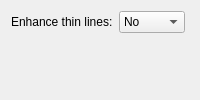
This is generators/poppler/conf/pdfsettingswidget.ui in KDE/okular as Qt 5 draws it before an edit. The edited form follows.
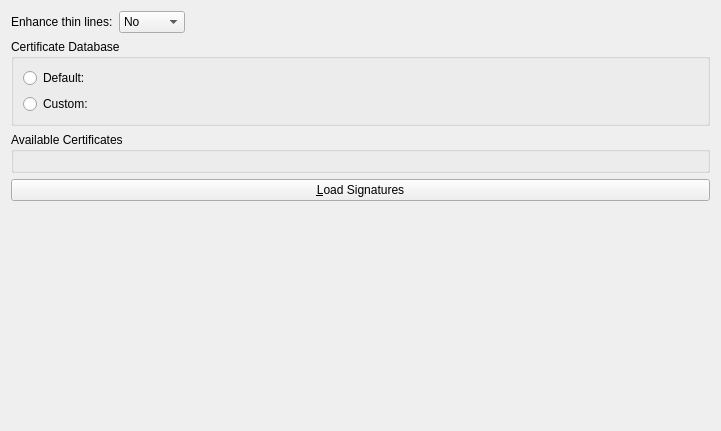
This is the edited form. Custom widgets are drawn as their Qt base class.

Commit message: PDF: Merge the certs settings page to the regular pdf settings page

Diff of the .ui file:
```diff
--- a/generators/poppler/conf/pdfsettingswidget.ui
+++ b/generators/poppler/conf/pdfsettingswidget.ui
@@ -1,12 +1,19 @@
 <?xml version="1.0" encoding="UTF-8"?>
 <ui version="4.0">
- <class>PDFSettingsWidget</class>
- <widget class="QWidget" name="PDFSettingsWidget">
-  <layout class="QFormLayout" name="formLayout">
-   <property name="fieldGrowthPolicy">
-    <enum>QFormLayout::ExpandingFieldsGrow</enum>
-   </property>
-   <item row="0" column="0">
+ <class>PDFSettingsWidgetBase</class>
+ <widget class="QWidget" name="PDFSettingsWidgetBase">
+  <property name="geometry">
+   <rect>
+    <x>0</x>
+    <y>0</y>
+    <width>721</width>
+    <height>431</height>
+   </rect>
+  </property>
+  <layout class="QVBoxLayout" name="verticalLayout">
+   <item>
+    <layout class="QHBoxLayout" name="horizontalLayout_2">
+     <item>
     <widget class="QLabel" name="label">
      <property name="text">
       <string>Enhance thin lines:</string>
@@ -16,7 +23,7 @@
      </property>
     </widget>
    </item>
-   <item row="0" column="1">
+     <item>
     <widget class="KComboBox" name="kcfg_EnhanceThinLines">
      <item>
       <property name="text">
@@ -34,6 +41,85 @@
       </property>
      </item>
     </widget>
+     </item>
+     <item>
+      <spacer name="horizontalSpacer">
+       <property name="orientation">
+        <enum>Qt::Horizontal</enum>
+       </property>
+       <property name="sizeHint" stdset="0">
+        <size>
+         <width>40</width>
+         <height>20</height>
+        </size>
+       </property>
+      </spacer>
+     </item>
+    </layout>
+   </item>
+   <item>
+    <widget class="QGroupBox" name="certDBGroupBox">
+     <property name="title">
+      <string>Certificate Database</string>
+     </property>
+     <layout class="QFormLayout" name="formLayout">
+      <property name="fieldGrowthPolicy">
+       <enum>QFormLayout::ExpandingFieldsGrow</enum>
+      </property>
+      <item row="0" column="0">
+       <widget class="QRadioButton" name="kcfg_UseDefaultCertDB">
+        <property name="text">
+         <string>Default:</string>
+        </property>
+       </widget>
+      </item>
+      <item row="1" column="0">
+       <widget class="QRadioButton" name="customRadioButton">
+        <property name="text">
+         <string>Custom:</string>
+        </property>
+       </widget>
+      </item>
+      <item row="0" column="1">
+       <widget class="QLabel" name="defaultLabel">
+        <property name="text">
+         <string notr="true"/>
+        </property>
+       </widget>
+      </item>
+     </layout>
+    </widget>
+   </item>
+   <item>
+    <widget class="QGroupBox" name="certificatesGroup">
+     <property name="title">
+      <string>Available Certificates</string>
+     </property>
+     <layout class="QVBoxLayout" name="certificatesPlaceholder"/>
+    </widget>
+   </item>
+   <item>
+    <widget class="QPushButton" name="loadSignaturesButton">
+     <property name="text">
+      <string>&amp;Load Signatures</string>
+     </property>
+    </widget>
+   </item>
+   <item>
+    <spacer>
+     <property name="orientation">
+      <enum>Qt::Vertical</enum>
+     </property>
+     <property name="sizeType">
+      <enum>QSizePolicy::Expanding</enum>
+     </property>
+     <property name="sizeHint" stdset="0">
+      <size>
+       <width>20</width>
+       <height>4</height>
+      </size>
+     </property>
+    </spacer>
    </item>
   </layout>
  </widget>
```
Lines whose indentation alone changed are shown as unchanged. The commit also changes 11 other files.
